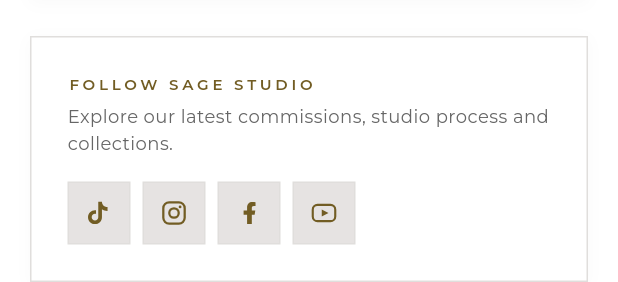
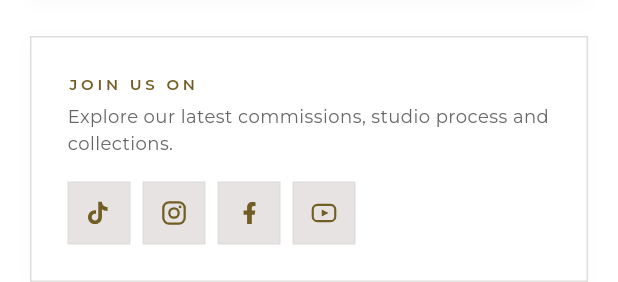
Before and after one commit to mohngina/Sage-Studio, a Flutter app: the ContactPage widget shown alone on an empty page, opened directly with empty values, scrolled down 576 dp, on a phone screen of 412 x 824 dp. Shown: the part 687-969 px from the top of the screen. Run offline on Flutter 3.47's test engine with Material 3 defaults, Android fonts, the phone set to English and light mode, and no system bars; our stand-ins replace google_fonts, image_picker, shared_preferences, supabase_flutter; accounts and stored records are empty.

Commit message:
follow us on changed to join us on

```diff
--- a/lib/core/services/auth_service.dart
+++ b/lib/core/services/auth_service.dart
@@ -100,7 +100,8 @@ class AuthService extends ChangeNotifier {
           pendingNavigation.value = route;
         }
       }
-    } catch (_) {
+    } catch (e) {
+      debugPrint('[AuthService.initialise] failed: $e');
       _status = AuthStatus.unconfigured;
       _initError = 'Customer accounts are temporarily unavailable.';
     }
--- a/lib/features/contact/contact_page.dart
+++ b/lib/features/contact/contact_page.dart
@@ -250,7 +250,7 @@ class _ContactPageState extends State<ContactPage> {
         crossAxisAlignment: CrossAxisAlignment.start,
         children: [
           Text(
-            'FOLLOW SAGE STUDIO',
+            'JOIN US ON',
             style: AppTypography.labelUppercase(color: DesignTokens.oliveAccent).copyWith(fontSize: 10),
           ),
           const SizedBox(height: 6),
```
